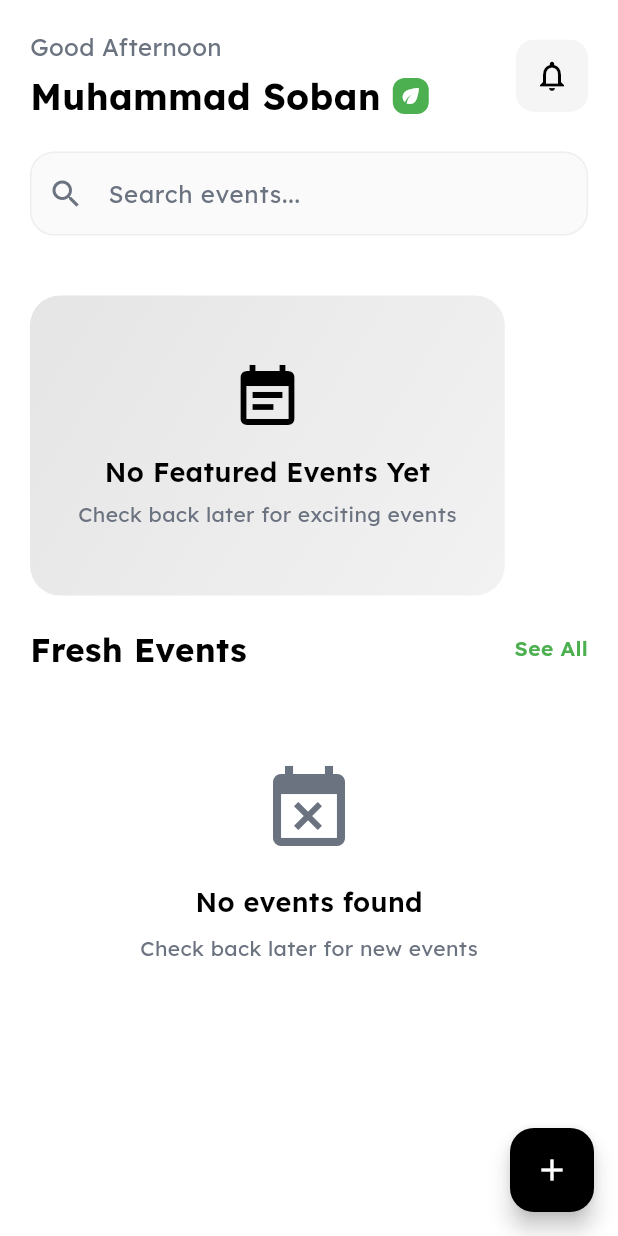
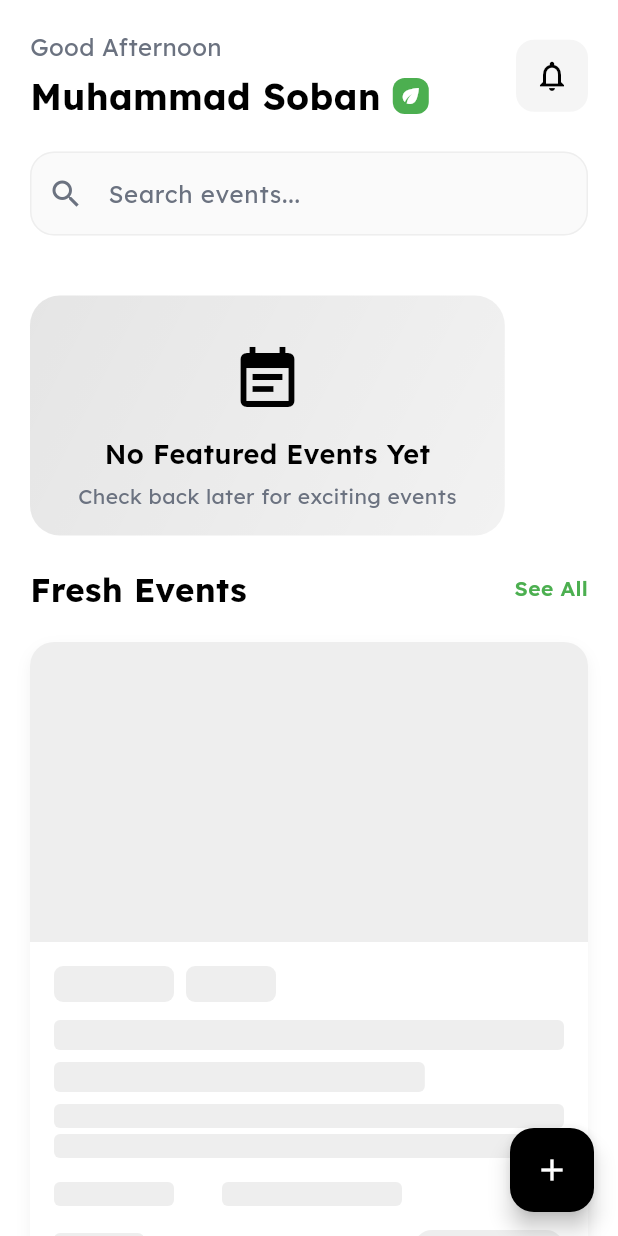
Before and after one commit to MuhammadSoban0/Event-Booking-App, a Flutter app: the HomeScreen screen opened directly, on a phone screen of 412 x 824 dp. Run offline on Flutter 3.47's test engine with Material 3 defaults, Android fonts, the light colour scheme and no system bars; drawn by our look-alikes of flutter_animate; our stand-ins replace cached_network_image, carousel_slider, cloud_firestore, firebase_auth, firebase_core, flutter_riverpod and 2 more; accounts and stored records are empty.

Commit message:
fix some UI in homescreen

```diff
--- a/lib/ui/home/home_screen.dart
+++ b/lib/ui/home/home_screen.dart
@@ -4,6 +4,7 @@ import 'package:google_fonts/google_fonts.dart';
 import 'package:carousel_slider/carousel_slider.dart';
 import 'package:cloud_firestore/cloud_firestore.dart';
 import 'package:cached_network_image/cached_network_image.dart';
+import 'package:flutter_animate/flutter_animate.dart';
 import '../../core/app_theme.dart';
 import '../../model/evnt_model.dart';
 import '../../providers/event_provider.dart';
@@ -38,6 +39,10 @@ class _HomeScreenState extends ConsumerState<HomeScreen> {
   }
 
   Future<void> _loadInitialEvents() async {
+    setState(() {
+      _allEvents = []; // Clear events to show shimmer
+    });
+
     try {
       final querySnapshot = await FirebaseFirestore.instance
           .collection('Events')
@@ -57,6 +62,11 @@ class _HomeScreenState extends ConsumerState<HomeScreen> {
       }
     } catch (e) {
       print('Error loading initial events: $e');
+      if (mounted) {
+        setState(() {
+          _allEvents = []; // Keep empty to show error state
+        });
+      }
     }
   }
 
@@ -128,13 +138,9 @@ class _HomeScreenState extends ConsumerState<HomeScreen> {
 
               // Loading indicator for pagination
               if (_isLoadingMore)
-                Container(
-                  padding: const EdgeInsets.all(20),
-                  child: Center(
-                    child: CircularProgressIndicator(
-                      color: AppTheme.primaryColor,
-                    ),
-                  ),
+                Padding(
+                  padding: const EdgeInsets.symmetric(horizontal: 20.0),
+                  child: _buildEventShimmerCard(),
                 ),
             ],
           ),
@@ -250,7 +256,7 @@ class _HomeScreenState extends ConsumerState<HomeScreen> {
       children: [
         const SizedBox(height: 20),
         SizedBox(
-          height: 200,
+          height: 160, // Reduced from 200 to 160
           child: featuredEventsAsync.when(
             data: (events) {
               if (events.isEmpty) {
@@ -262,7 +268,7 @@ class _HomeScreenState extends ConsumerState<HomeScreen> {
                   return _buildFeaturedEventCard(events[index]);
                 },
                 options: CarouselOptions(
-                  height: 200,
+                  height: 160, // Reduced from 200 to 160
                   autoPlay: true,
                   autoPlayInterval: const Duration(seconds: 4),
                   autoPlayAnimationDuration: const Duration(milliseconds: 800),
@@ -274,7 +280,7 @@ class _HomeScreenState extends ConsumerState<HomeScreen> {
                 ),
               );
             },
-            loading: () => const Center(child: CircularProgressIndicator()),
+            loading: () => _buildCarouselShimmer(),
             error: (error, stack) => Center(
               child: Text(
                 'Error loading featured events',
@@ -286,6 +292,43 @@ class _HomeScreenState extends ConsumerState<HomeScreen> {
       ],
     );
   }
+
+  Widget _buildCarouselShimmer() {
+    return CarouselSlider.builder(
+      itemCount: 3, // Show 3 shimmer cards
+      itemBuilder: (context, index, realIndex) {
+        return Container(
+          margin: const EdgeInsets.symmetric(horizontal: 8),
+          decoration: BoxDecoration(
+            color: Colors.grey[200],
+            borderRadius: BorderRadius.circular(20),
+            boxShadow: [
+              BoxShadow(
+                color: Colors.black.withValues(alpha: 0.05),
+                blurRadius: 8,
+                offset: const Offset(0, 4),
+              ),
+            ],
+          ),
+          child: Container(
+            decoration: BoxDecoration(
+              borderRadius: BorderRadius.circular(20),
+            ),
+          ).animate(onPlay: (controller) => controller.repeat())
+            .shimmer(duration: 1500.ms, color: Colors.white.withValues(alpha: 0.8))
+            .then(delay: 400.ms)
+            .shimmer(duration: 1500.ms, color: Colors.white.withValues(alpha: 0.6)),
+        );
+      },
+      options: CarouselOptions(
+        height: 160, // Updated to match new carousel height
+        enlargeCenterPage: true,
+        enlargeFactor: 0.2,
+        viewportFraction: 0.85,
+        scrollDirection: Axis.horizontal,
+      ),
+    );
+  }
   Widget _buildEmptyFeaturedEvents() {
     return Container(
       margin: const EdgeInsets.symmetric(horizontal: 20),
@@ -295,8 +338,8 @@ class _HomeScreenState extends ConsumerState<HomeScreen> {
           begin: Alignment.topLeft,
           end: Alignment.bottomRight,
           colors: [
-            AppTheme.primaryColor.withOpacity(0.1),
-            AppTheme.primaryColor.withOpacity(0.05),
+            AppTheme.primaryColor.withValues(alpha: 0.1),
+            AppTheme.primaryColor.withValues(alpha: 0.05),
           ],
         ),
         borderRadius: BorderRadius.circular(20),
@@ -337,7 +380,7 @@ class _HomeScreenState extends ConsumerState<HomeScreen> {
         borderRadius: BorderRadius.circular(20),
         boxShadow: [
           BoxShadow(
-            color: Colors.black.withOpacity(0.2),
+            color: Colors.black.withValues(alpha: 0.2),
             blurRadius: 12,
             offset: const Offset(0, 6),
           ),
@@ -353,13 +396,12 @@ class _HomeScreenState extends ConsumerState<HomeScreen> {
                 imageUrl: event.imageUrl,
                 fit: BoxFit.cover,
                 placeholder: (context, url) => Container(
-                  color: Colors.grey[300],
-                  child: Center(
-                    child: CircularProgressIndicator(
-                      color: AppTheme.primaryColor,
-                      strokeWidth: 2,
-                    ),
-                  ),
+                  color: Colors.grey[200],
+                  child: Container()
+                    .animate(onPlay: (controller) => controller.repeat())
+                    .shimmer(duration: 1500.ms, color: Colors.white.withValues(alpha: 0.8))
+                    .then(delay: 400.ms)
+                    .shimmer(duration: 1500.ms, color: Colors.white.withValues(alpha: 0.6)),
                 ),
                 errorWidget: (context, url, error) => Container(
                   color: Colors.grey[300],
@@ -382,8 +424,8 @@ class _HomeScreenState extends ConsumerState<HomeScreen> {
                     begin: Alignment.topCenter,
                     end: Alignment.bottomCenter,
                     colors: [
-                      Colors.black.withOpacity(0.3),
-                      Colors.black.withOpacity(0.7),
+                      Colors.black.withValues(alpha: 0.3),
+                      Colors.black.withValues(alpha: 0.7),
                     ],
                   ),
                 ),
@@ -395,26 +437,9 @@ class _HomeScreenState extends ConsumerState<HomeScreen> {
               padding: const EdgeInsets.all(20),
               child: Column(
                 crossAxisAlignment: CrossAxisAlignment.start,
-                mainAxisAlignment: MainAxisAlignment.center,
+                mainAxisAlignment: MainAxisAlignment.end,
                 children: [
-                  // Discount Badge
-                  Container(
-                    padding: const EdgeInsets.symmetric(horizontal: 12, vertical: 6),
-                    decoration: BoxDecoration(
-                      color: Colors.orange,
-                      borderRadius: BorderRadius.circular(20),
-                    ),
-                    child: Text(
-                      '30% OFF',
-                      style: GoogleFonts.lexend(
-                        fontSize: 12,
-                        fontWeight: FontWeight.w600,
-                        color: Colors.white,
-                      ),
-                    ),
-                  ),
-                  const SizedBox(height: 12),
-                  // Event Title
+                  // Event Title Only
                   Text(
                     event.title,
                     style: GoogleFonts.lexend(
@@ -425,54 +450,31 @@ class _HomeScreenState extends ConsumerState<HomeScreen> {
                     maxLines: 2,
                     overflow: TextOverflow.ellipsis,
                   ),
-                  const SizedBox(height: 8),
-                  // Event Description
-                  Text(
-                    event.description,
-                    style: GoogleFonts.lexend(
-                      fontSize: 14,
-                      color: Colors.white.withOpacity(0.9),
-                    ),
-                    maxLines: 2,
-                    overflow: TextOverflow.ellipsis,
+                ],
+              ),
+            ),
+
+            // Discount Banner - Top Right Corner
+            Positioned(
+              top: 0,
+              right: 0,
+              child: Container(
+                padding: const EdgeInsets.symmetric(horizontal: 16, vertical: 8),
+                decoration: BoxDecoration(
+                  color: Colors.black,
+                  borderRadius: const BorderRadius.only(
+                    topRight: Radius.circular(20),
+                    bottomLeft: Radius.circular(20),
                   ),
-                  const SizedBox(height: 16),
-                  // Date and Venue
-                  Row(
-                    children: [
-                      Icon(
-                        Icons.calendar_today,
-                        size: 16,
-                        color: Colors.white.withOpacity(0.9),
-                      ),
-                      const SizedBox(width: 6),
-                      Text(
-                        event.date,
-                        style: GoogleFonts.lexend(
-                          fontSize: 12,
-                          color: Colors.white.withOpacity(0.9),
-                        ),
-                      ),
-                      const SizedBox(width: 16),
-                      Icon(
-                        Icons.location_on,
-                        size: 16,
-                        color: Colors.white.withOpacity(0.9),
-                      ),
-                      const SizedBox(width: 6),
-                      Expanded(
-                        child: Text(
-                          event.venueName,
-                          style: GoogleFonts.lexend(
-                            fontSize: 12,
-                            color: Colors.white.withOpacity(0.9),
-                          ),
-                          overflow: TextOverflow.ellipsis,
-                        ),
-                      ),
-                    ],
+                ),
+                child: Text(
+                  '30% OFF',
+                  style: GoogleFonts.lexend(
+                    fontSize: 12,
+                    fontWeight: FontWeight.w600,
+                    color: Colors.white,
                   ),
-                ],
+                ),
               ),
             ),
           ],
@@ -512,7 +514,9 @@ class _HomeScreenState extends ConsumerState<HomeScreen> {
           const SizedBox(height: 20),
 
           // Events List (Full-Width Cards) - Using local state
-          if (_allEvents.isEmpty)
+          if (_allEvents.isEmpty && !_isLoadingMore)
+            _buildEventsShimmer() // Show shimmer for initial load
+          else if (_allEvents.isEmpty)
             _buildEmptyEventsState()
           else
             ListView.builder(
@@ -530,6 +534,200 @@ class _HomeScreenState extends ConsumerState<HomeScreen> {
     );
   }
 
+  Widget _buildEventsShimmer() {
+    return Column(
+      children: List.generate(3, (index) => _buildEventShimmerCard()),
+    );
+  }
+
+  Widget _buildEventShimmerCard() {
+    return Container(
+      margin: const EdgeInsets.only(bottom: 16),
+      decoration: BoxDecoration(
+        color: Colors.white,
+        borderRadius: BorderRadius.circular(16),
+        boxShadow: [
+          BoxShadow(
+            color: Colors.black.withValues(alpha: 0.05),
+            blurRadius: 8,
+            offset: const Offset(0, 4),
+          ),
+        ],
+      ),
+      child: Column(
+        crossAxisAlignment: CrossAxisAlignment.start,
+        children: [
+          // Shimmer Image
+          Container(
+            height: 200,
+            width: double.infinity,
+            decoration: BoxDecoration(
+              color: Colors.grey[200],
+              borderRadius: const BorderRadius.vertical(top: Radius.circular(16)),
+            ),
+          ),
+
+          // Shimmer Content
+          Padding(
+            padding: const EdgeInsets.all(16),
+            child: Column(
+              crossAxisAlignment: CrossAxisAlignment.start,
+              children: [
+                // Category badges shimmer
+                Row(
+                  children: [
+                    Container(
+                      height: 24,
+                      width: 80,
+                      decoration: BoxDecoration(
+                        color: Colors.grey[200],
+                        borderRadius: BorderRadius.circular(6),
+                      ),
+                    ),
+                    const SizedBox(width: 8),
+                    Container(
+                      height: 24,
+                      width: 60,
+                      decoration: BoxDecoration(
+                        color: Colors.grey[200],
+                        borderRadius: BorderRadius.circular(6),
+                      ),
+                    ),
+                  ],
+                ),
+
+                const SizedBox(height: 12),
+
+                // Title shimmer
+                Container(
+                  height: 20,
+                  width: double.infinity,
+                  decoration: BoxDecoration(
+                    color: Colors.grey[200],
+                    borderRadius: BorderRadius.circular(4),
+                  ),
+                ),
+
+                const SizedBox(height: 8),
+
+                Container(
+                  height: 20,
+                  width: MediaQuery.of(context).size.width * 0.6,
+                  decoration: BoxDecoration(
+                    color: Colors.grey[200],
+                    borderRadius: BorderRadius.circular(4),
+                  ),
+                ),
+
+                const SizedBox(height: 8),
+
+                // Description shimmer
+                Container(
+                  height: 16,
+                  width: double.infinity,
+                  decoration: BoxDecoration(
+                    color: Colors.grey[200],
+                    borderRadius: BorderRadius.circular(4),
+                  ),
+                ),
+
+                const SizedBox(height: 4),
+
+                Container(
+                  height: 16,
+                  width: MediaQuery.of(context).size.width * 0.8,
+                  decoration: BoxDecoration(
+                    color: Colors.grey[200],
+                    borderRadius: BorderRadius.circular(4),
+                  ),
+                ),
+
+                const SizedBox(height: 16),
+
+                // Info row shimmer
+                Row(
+                  children: [
+                    Container(
+                      height: 16,
+                      width: 80,
+                      decoration: BoxDecoration(
+                        color: Colors.grey[200],
+                        borderRadius: BorderRadius.circular(4),
+                      ),
+                    ),
+                    const SizedBox(width: 32),
+                    Container(
+                      height: 16,
+                      width: 120,
+                      decoration: BoxDecoration(
+                        color: Colors.grey[200],
+                        borderRadius: BorderRadius.circular(4),
+                      ),
+                    ),
+                  ],
+                ),
+
+                const SizedBox(height: 16),
+
+                // Price and button row shimmer
+                Row(
+                  mainAxisAlignment: MainAxisAlignment.spaceBetween,
+                  children: [
+                    Column(
+                      crossAxisAlignment: CrossAxisAlignment.start,
+                      children: [
+                        Container(
+                          height: 12,
+                          width: 60,
+                          decoration: BoxDecoration(
+                            color: Colors.grey[200],
+                            borderRadius: BorderRadius.circular(4),
+                          ),
+                        ),
+                        const SizedBox(height: 4),
+                        Container(
+                          height: 20,
+                          width: 80,
+                          decoration: BoxDecoration(
+                            color: Colors.grey[200],
+                            borderRadius: BorderRadius.circular(4),
+                          ),
+                        ),
+                      ],
+                    ),
+                    Container(
+                      height: 40,
+                      width: 100,
+                      decoration: BoxDecoration(
+                        color: Colors.grey[200],
+                        borderRadius: BorderRadius.circular(12),
+                      ),
+                    ),
+                  ],
+                ),
+
+                const SizedBox(height: 8),
+
+                // Seats shimmer
+                Container(
+                  height: 12,
+                  width: 100,
+                  decoration: BoxDecoration(
+                    color: Colors.grey[200],
+                    borderRadius: BorderRadius.circular(4),
+                  ),
+                ),
+              ],
+            ),
+          ),
+        ],
+      ),
+    ).animate(onPlay: (controller) => controller.repeat())
+      .shimmer(duration: 1500.ms, color: Colors.white.withValues(alpha: 0.8))
+      .then(delay: 400.ms)
+      .shimmer(duration: 1500.ms, color: Colors.white.withValues(alpha: 0.6));
+  }
+
   Widget _buildFullWidthEventCard(Event event) {
     return Container(
       margin: const EdgeInsets.only(bottom: 16),
@@ -538,7 +736,7 @@ class _HomeScreenState extends ConsumerState<HomeScreen> {
         borderRadius: BorderRadius.circular(16),
         boxShadow: [
           BoxShadow(
-            color: Colors.black.withOpacity(0.05),
+            color: Colors.black.withValues(alpha: 0.05),
             blurRadius: 8,
             offset: const Offset(0, 4),
           ),
@@ -557,13 +755,12 @@ class _HomeScreenState extends ConsumerState<HomeScreen> {
               fit: BoxFit.cover,
               placeholder: (context, url) => Container(
                 height: 200,
-                color: Colors.grey[100],
-                child: Center(
-                  child: CircularProgressIndicator(
-                    color: AppTheme.primaryColor,
-                    strokeWidth: 2,
-                  ),
-                ),
+                color: Colors.grey[200],
+                child: Container()
+                  .animate(onPlay: (controller) => controller.repeat())
+                  .shimmer(duration: 1500.ms, color: Colors.white.withValues(alpha: 0.8))
+                  .then(delay: 400.ms)
+                  .shimmer(duration: 1500.ms, color: Colors.white.withValues(alpha: 0.6)),
               ),
               errorWidget: (context, url, error) => Container(
                 height: 200,
@@ -591,7 +788,7 @@ class _HomeScreenState extends ConsumerState<HomeScreen> {
                     Container(
                       padding: const EdgeInsets.symmetric(horizontal: 8, vertical: 4),
                       decoration: BoxDecoration(
-                        color: AppTheme.primaryColor.withOpacity(0.1),
+                        color: AppTheme.primaryColor.withValues(alpha: 0.1),
                         borderRadius: BorderRadius.circular(6),
                       ),
                       child: Text(
@@ -608,7 +805,7 @@ class _HomeScreenState extends ConsumerState<HomeScreen> {
                       Container(
                         padding: const EdgeInsets.symmetric(horizontal: 8, vertical: 4),
                         decoration: BoxDecoration(
-                          color: Colors.orange.withOpacity(0.1),
+                          color: Colors.orange.withValues(alpha: 0.1),
                           borderRadius: BorderRadius.circular(6),
                         ),
                         child: Row(
@@ -802,53 +999,6 @@ class _HomeScreenState extends ConsumerState<HomeScreen> {
     );
   }
 
-  Widget _buildErrorState(String error) {
-    return Center(
-      child: Padding(
-        padding: const EdgeInsets.all(40),
-        child: Column(
-          children: [
-            Icon(
-              Icons.error_outline,
-              size: 64,
-              color: Colors.red,
-            ),
-            const SizedBox(height: 16),
-            Text(
-              'Something went wrong',
-              style: GoogleFonts.lexend(
-                fontSize: 18,
-                fontWeight: FontWeight.w600,
-                color: AppTheme.textPrimaryColor,
-              ),
-            ),
-            const SizedBox(height: 8),
-            Text(
-              error,
-              textAlign: TextAlign.center,
-              style: GoogleFonts.lexend(
-                fontSize: 14,
-                color: AppTheme.textSecondaryColor,
-              ),
-            ),
-            const SizedBox(height: 16),
-            ElevatedButton(
-              onPressed: () {
-                _loadInitialEvents();
-              },
-              child: Text(
-                'Retry',
-                style: GoogleFonts.lexend(
-                  fontWeight: FontWeight.w600,
-                ),
-              ),
-            ),
-          ],
-        ),
-      ),
-    );
-  }
-
   Future<void> _addSampleEvent() async {
     try {
       final eventData = {
```
